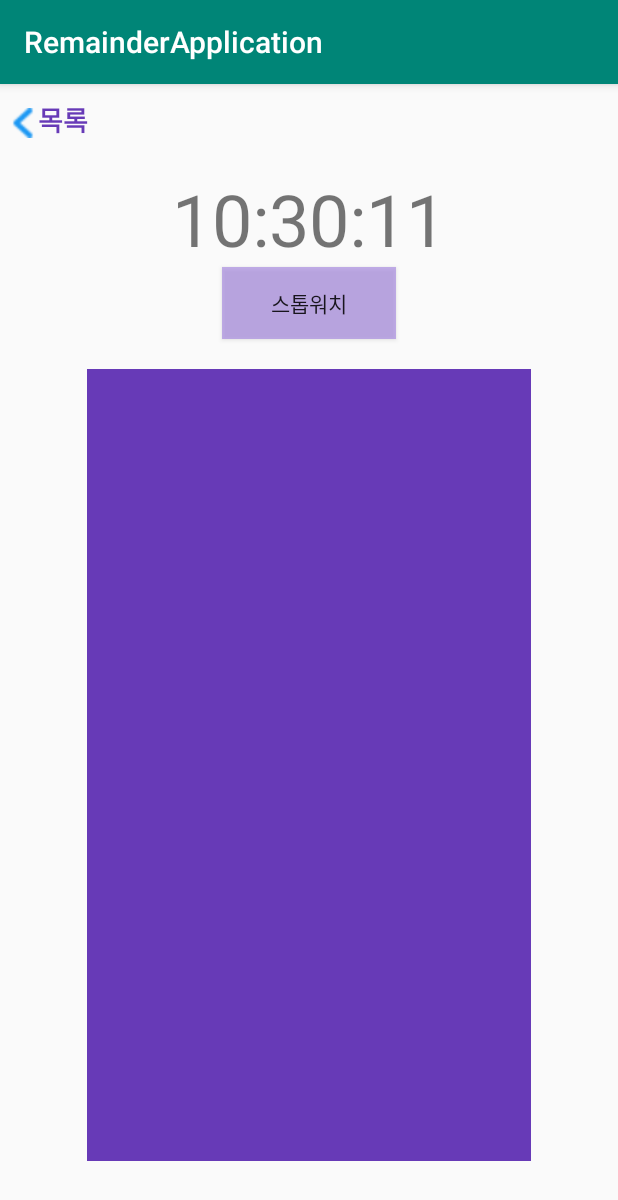
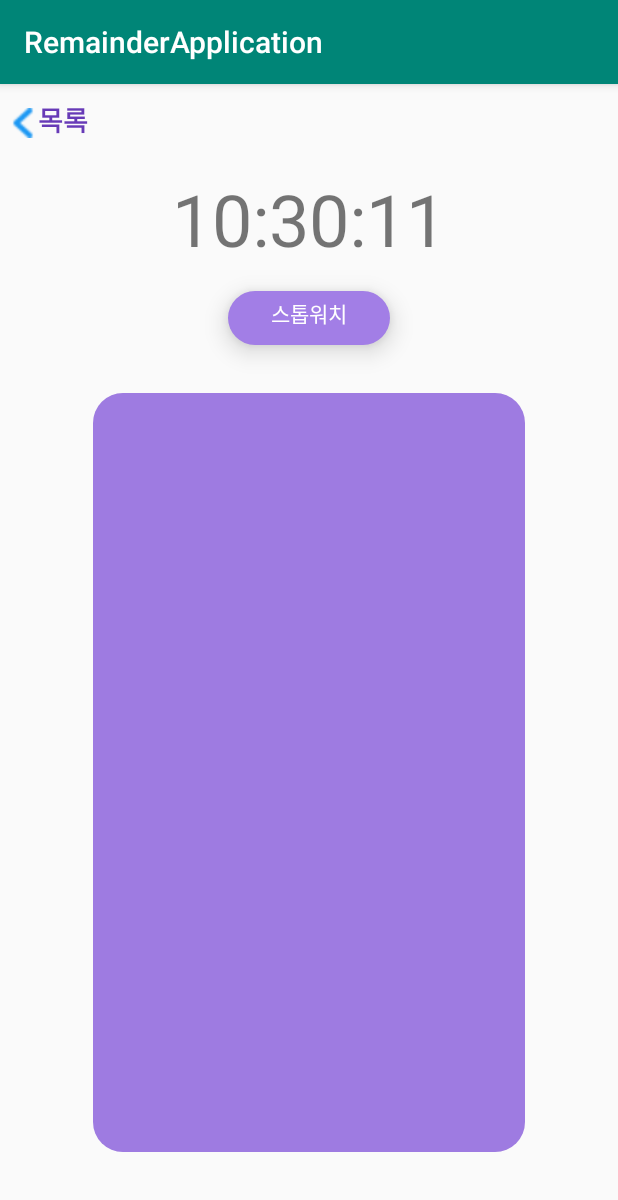
Before and after one commit to EunjoungAhn/RemainderApplication, an Android app: the screen it shows after launch (TreadActivity), after a tap on "스톱 워치", on a phone screen of 412 x 824 dp. Shown: the top 1200 px of the screen. Run offline under Robolectric (Android 15) with nearby library versions, the phone set to English and light mode, and no system bars; 2 statements that could not run were skipped.

Commit message:
commit 3

```diff
--- a/app/src/main/java/com/example/remainderapplication/IntroActivity.java
+++ b/app/src/main/java/com/example/remainderapplication/IntroActivity.java
@@ -3,20 +3,32 @@ package com.example.remainderapplication;
 import androidx.appcompat.app.AppCompatActivity;
 
 import android.content.Intent;
+import android.database.Cursor;
+import android.database.sqlite.SQLiteDatabase;
 import android.os.Bundle;
+import android.util.Log;
 import android.view.View;
 import android.widget.Button;
+import android.widget.TextView;
 
 public class IntroActivity extends AppCompatActivity {
-    Button  todayButton, laterButton, allButton, goTostopWatchBtn;
+    Button todayButton, laterButton, allButton, goTostopWatchBtn;
+    SQLiteDatabase sqlDB;
+    DbHelper dbHelper;
+    TextView today_count;
 
     @Override
     protected void onCreate(Bundle savedInstanceState) {
         super.onCreate(savedInstanceState);
         setContentView(R.layout.activity_intro);
 
+        //DB에 저장되어 있는 데이터 개수 카운트 화면에 출력
+        today_count = findViewById(R.id.today_count);
+         int todayNum = count();
+        today_count.setText(String.valueOf(todayNum));
+
         //오늘 알림 화면으로 이동 버튼
-        todayButton =  findViewById(R.id.todayButton);
+        todayButton = findViewById(R.id.todayButton);
         todayButton.setOnClickListener(new View.OnClickListener() {
             @Override
             public void onClick(View v) {
@@ -26,7 +38,7 @@ public class IntroActivity extends AppCompatActivity {
         });
 
         //스톱워치 화면으로 이동 버튼
-        goTostopWatchBtn =  findViewById(R.id.goTostopWatchBtn);
+        goTostopWatchBtn = findViewById(R.id.goTostopWatchBtn);
         goTostopWatchBtn.setOnClickListener(new View.OnClickListener() {
             @Override
             public void onClick(View v) {
@@ -35,4 +47,16 @@ public class IntroActivity extends AppCompatActivity {
             }
         });
     }
+
+    //DB에 저장되어 있는 데이터 개수 카운트 함수
+    public int count() {
+        int count = 0;
+        //DB에 등록되어 있는 오늘 알림 전체 가져오기
+        dbHelper = new DbHelper(getApplicationContext());
+        sqlDB = dbHelper.getReadableDatabase();
+        Cursor cursor;
+        cursor = sqlDB.rawQuery("SELECT * FROM remind;", null);
+        count = cursor.getCount();
+        return count;
+    }
 }
--- /dev/null
+++ b/app/src/main/res/drawable-v21/btn_rounded_corner.xml
@@ -0,0 +1,17 @@
+<?xml version="1.0" encoding="utf-8"?>
+<inset xmlns:android="http://schemas.android.com/apk/res/android"
+    android:insetLeft="4dp"
+    android:insetTop="6dp"
+    android:insetRight="4dp"
+    android:insetBottom="6dp">
+    <ripple android:color="?attr/colorControlHighlight">
+        <item>
+            <shape android:shape="rectangle"
+                android:tint="#A27EE6">
+                <corners android:radius="20dp" />
+                <solid android:color="#2C3AC4" />
+                <padding android:bottom="6dp" />
+            </shape>
+        </item>
+    </ripple>
+</inset>
--- /dev/null
+++ b/app/src/main/res/drawable/btn_rounded_corner.xml
@@ -0,0 +1,17 @@
+<?xml version="1.0" encoding="utf-8"?>
+<inset xmlns:android="http://schemas.android.com/apk/res/android"
+    android:insetLeft="4dp"
+    android:insetTop="6dp"
+    android:insetRight="4dp"
+    android:insetBottom="6dp">
+    <ripple android:color="?attr/colorControlHighlight">
+        <item>
+            <shape android:shape="rectangle"
+                android:tint="#0091ea">
+                <corners android:radius="10dp" />
+                <solid android:color="#1a237e" />
+                <padding android:bottom="6dp" />
+            </shape>
+        </item>
+    </ripple>
+</inset>
--- a/app/src/main/res/layout/activity_intro.xml
+++ b/app/src/main/res/layout/activity_intro.xml
@@ -24,6 +24,16 @@
         android:background="#00ff0000"
         android:layout_marginLeft="70dp"
         />
+        <TextView
+            android:id="@+id/today_count"
+            android:layout_width="wrap_content"
+            android:layout_height="wrap_content"
+            android:layout_marginLeft="5dp"
+            android:text=" 0 "
+            android:textSize="20dp"
+            android:textColor="#2196F3"
+            android:textStyle="bold"
+            />
 
     <Button
         android:id="@+id/laterButton"
@@ -34,7 +44,7 @@
         android:textColor="#E91E63"
         android:textStyle="bold"
         android:background="#00ff0000"
-        android:layout_marginLeft="70dp"
+        android:layout_marginLeft="50dp"
         />
     </LinearLayout>
 
--- a/app/src/main/res/layout/activity_tread.xml
+++ b/app/src/main/res/layout/activity_tread.xml
@@ -1,6 +1,7 @@
 <?xml version="1.0" encoding="utf-8"?>
 <LinearLayout xmlns:android="http://schemas.android.com/apk/res/android"
     xmlns:tools="http://schemas.android.com/tools"
+    xmlns:app="http://schemas.android.com/apk/res-auto"
     android:layout_width="match_parent"
     android:layout_height="match_parent"
     android:orientation="vertical"
@@ -48,8 +49,13 @@
         android:layout_width="116dp"
         android:layout_height="wrap_content"
         android:layout_gravity="center"
-        android:background="#A4A586E2"
-        android:text="스톱워치" />
+        android:layout_marginTop="10dp"
+        android:text="스톱워치"
+        android:elevation="6dp"
+        android:translationZ="4dp"
+        style="@style/Widget.AppCompat.Button.Borderless.Colored"
+        android:background="@drawable/btn_rounded_corner"
+        />
 
     <EditText
         android:id="@+id/timeResult"
@@ -57,7 +63,7 @@
         android:layout_height="544dp"
         android:layout_gravity="center"
         android:layout_weight="1"
-        android:background="#673AB7"
+        android:background="@drawable/btn_rounded_corner"
         android:layout_marginTop="20dp"
         android:layout_marginBottom="50dp"
         android:textColor="#FFFFFF"
--- a/app/src/main/res/values/styles.xml
+++ b/app/src/main/res/values/styles.xml
@@ -8,4 +8,10 @@
         <item name="colorAccent">@color/colorAccent</item>
     </style>
 
+<!--    머티리얼 디자인 적용 팀-->
+    <style name="RoundedCornerButton" parent="@style/Widget.AppCompat.Button.Colored">
+        <item name="background">@drawable/btn_rounded_corner</item>
+        <item name="colorButtonNormal">#1a237e</item>
+        <item name="colorControlHighlight">#673ab7</item>
+    </style>
 </resources>
```
